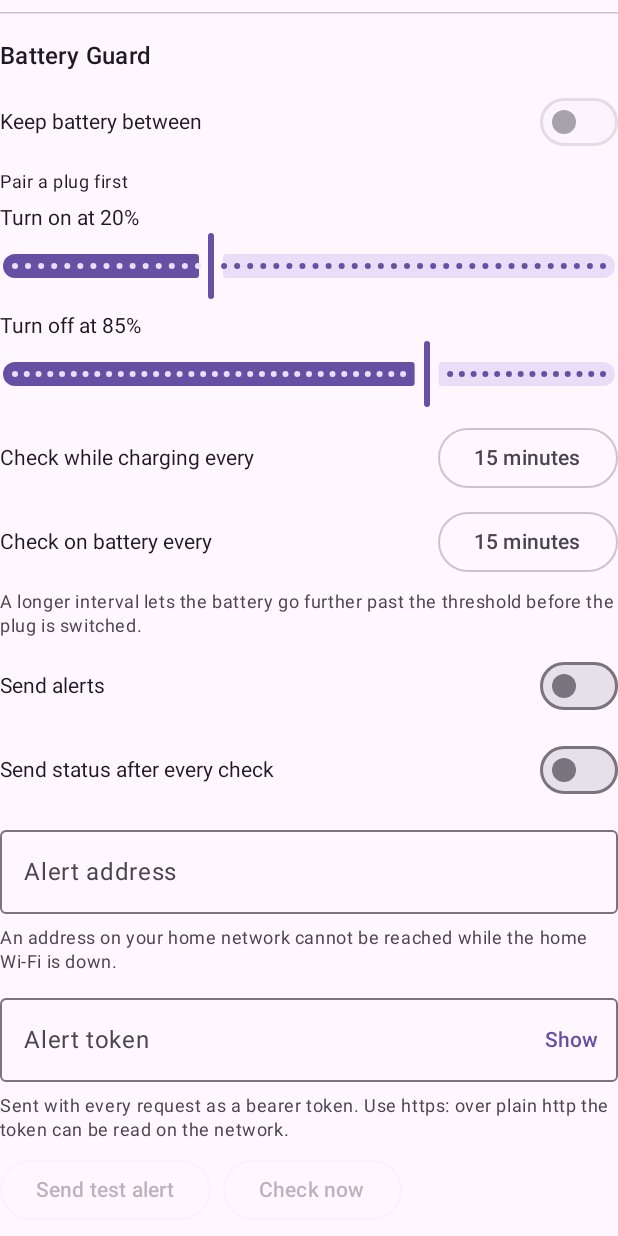
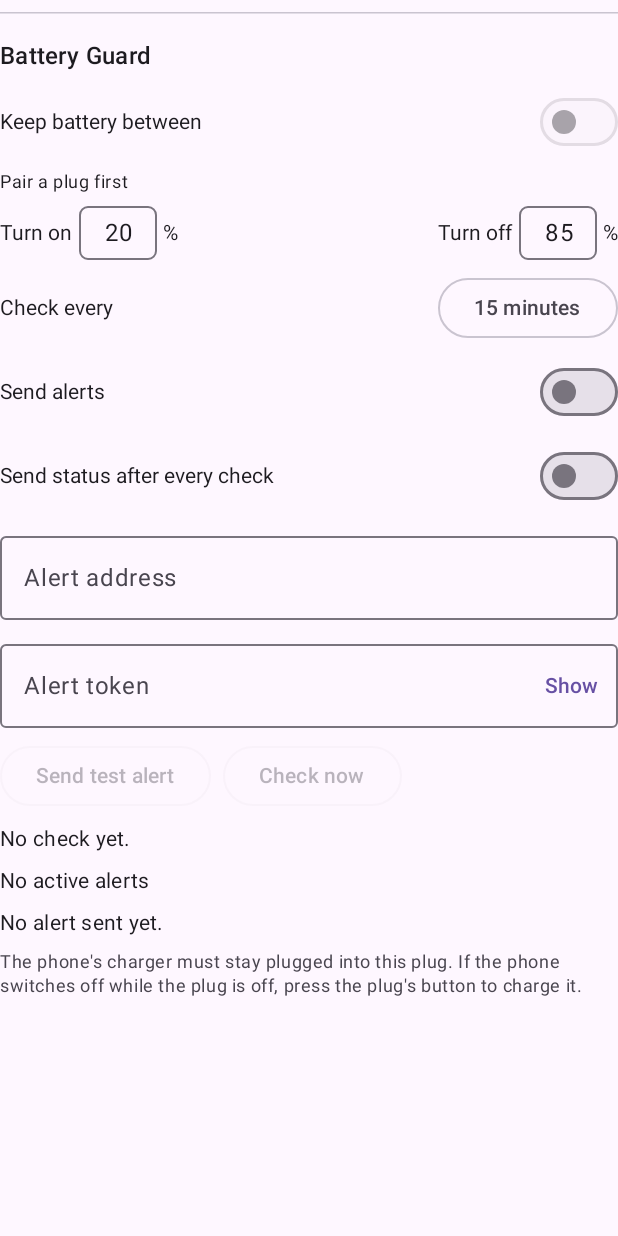
Before and after one commit to AAAngusL/matter_plug, an Android app built with Jetpack Compose: the composable GuardSection shown on its own in the app's theme, on a phone screen of 412 x 824 dp. Run offline under Robolectric (Android 15) with nearby library versions, the phone set to English and light mode, and no system bars; 1 statement that could not run was skipped.

Commit message:
Battery Guard layout, single check interval, launcher icon
- Plug screen: status word beside the switch
- Battery Guard: percent boxes for Turn on / Turn off (defaults 20 / 85)
- One Check every interval replaces the charging and battery intervals
- Remove three helper notes from the Guard section
- Add plug launcher icon (adaptive, with monochrome layer)
- Ignore .smyw/

Co-Authored-By: Claude Sonnet 5.5 <noreply@anthropic.com>

```diff
--- a/app/app/src/main/AndroidManifest.xml
+++ b/app/app/src/main/AndroidManifest.xml
@@ -35,6 +35,8 @@
         android:allowBackup="false"
         android:dataExtractionRules="@xml/no_backup"
         android:fullBackupContent="false"
+        android:icon="@mipmap/ic_launcher"
+        android:roundIcon="@mipmap/ic_launcher_round"
         android:label="@string/app_name"
         android:networkSecurityConfig="@xml/network_security_config"
         android:supportsRtl="true"
--- a/app/app/src/main/java/app/matterplug/guard/GuardRunner.kt
+++ b/app/app/src/main/java/app/matterplug/guard/GuardRunner.kt
@@ -76,7 +76,7 @@ object GuardRunner {
                 null
             }
             val plugged = reading?.pluggedIn
-            val intervalMin = settings.intervalFor(plugged == true)          // unknown state: on-battery interval
+            val intervalMin = settings.intervalMin
 
             // B4: the next alarm first, so nothing below can end the chain.
             nextAt = try {
@@ -226,7 +226,7 @@ object GuardRunner {
         // B12: the status report is built here and sent once by deliver (never queued). It needs statusEnabled, not alertsEnabled.
         val status: AlertEvent? = if (settings.statusEnabled) {
             AlertEvent(AlertKind.Status, AlertPhase.Status, level, plugged, null, System.currentTimeMillis(),
-                nextCheckInMin = settings.intervalFor(plugged))
+                nextCheckInMin = settings.intervalMin)
         } else null
         HttpAlerter.deliver(ctx, store, result.events, status, budgetMs)         // 5.6: never throws, stays inside budgetMs
     }
@@ -268,7 +268,7 @@ object GuardRunner {
     ) {
         // The final reading of the run when there is one (taken after the power wait), else read again.
         val after: BatteryReading? = finalReading ?: safeRead(ctx) ?: before
-        val intervalMin = settings.intervalFor(after?.pluggedIn == true)
+        val intervalMin = settings.intervalMin
         val nextAt: Long? = try {
             CheckScheduler.scheduleIn(ctx, intervalMin * 60_000L)
         } catch (e: Exception) {
--- a/app/app/src/main/java/app/matterplug/guard/GuardStore.kt
+++ b/app/app/src/main/java/app/matterplug/guard/GuardStore.kt
@@ -140,8 +140,7 @@ class GuardStore(context: Context) {
             enabled = p[ENABLED] ?: d.enabled,
             low = p[LOW] ?: d.low,
             high = p[HIGH] ?: d.high,
-            chargingIntervalMin = p[CHARGING_INTERVAL] ?: d.chargingIntervalMin,
-            batteryIntervalMin = p[BATTERY_INTERVAL] ?: d.batteryIntervalMin,
+            intervalMin = p[CHECK_INTERVAL] ?: d.intervalMin,      // the two old per-state intervals are not carried over
             alertsEnabled = p[ALERTS_ENABLED] ?: d.alertsEnabled,
             statusEnabled = p[STATUS_ENABLED] ?: d.statusEnabled,
             alertAddress = p[ALERT_ADDRESS] ?: d.alertAddress,
@@ -153,8 +152,7 @@ class GuardStore(context: Context) {
         p[ENABLED] = s.enabled
         p[LOW] = s.low
         p[HIGH] = s.high
-        p[CHARGING_INTERVAL] = s.chargingIntervalMin
-        p[BATTERY_INTERVAL] = s.batteryIntervalMin
+        p[CHECK_INTERVAL] = s.intervalMin
         p[ALERTS_ENABLED] = s.alertsEnabled
         p[STATUS_ENABLED] = s.statusEnabled
         p[ALERT_ADDRESS] = s.alertAddress
@@ -169,8 +167,7 @@ class GuardStore(context: Context) {
         val ENABLED = booleanPreferencesKey("enabled")
         val LOW = intPreferencesKey("low")
         val HIGH = intPreferencesKey("high")
-        val CHARGING_INTERVAL = intPreferencesKey("charging_interval")
-        val BATTERY_INTERVAL = intPreferencesKey("battery_interval")
+        val CHECK_INTERVAL = intPreferencesKey("check_interval")
         val ALERTS_ENABLED = booleanPreferencesKey("alerts_enabled")
         val STATUS_ENABLED = booleanPreferencesKey("status_enabled")
         val ALERT_ADDRESS = stringPreferencesKey("alert_address")
--- a/app/app/src/main/java/app/matterplug/guard/logic/GuardSettings.kt
+++ b/app/app/src/main/java/app/matterplug/guard/logic/GuardSettings.kt
@@ -4,15 +4,12 @@ data class GuardSettings(
     val enabled: Boolean = false,
     val low: Int = 20,
     val high: Int = 85,
-    val chargingIntervalMin: Int = 15,
-    val batteryIntervalMin: Int = 15,
+    val intervalMin: Int = 15,                 // one interval for every check, plugged in or not
     val alertsEnabled: Boolean = false,
     val statusEnabled: Boolean = false,        // status report after every check
     val alertAddress: String = "",
     val alertToken: String = "",               // optional; sent as Authorization: Bearer <token> (B13). Never log it.
 ) {
-    fun intervalFor(pluggedIn: Boolean): Int = if (pluggedIn) chargingIntervalMin else batteryIntervalMin
-
     companion object {
         val INTERVALS = listOf(5, 10, 15, 30, 60)
         const val MIN_GAP = 10
--- a/app/app/src/main/java/app/matterplug/guard/logic/SettingsCoercion.kt
+++ b/app/app/src/main/java/app/matterplug/guard/logic/SettingsCoercion.kt
@@ -12,7 +12,6 @@ fun GuardSettings.coerced(): GuardSettings {
     return copy(
         low = l,
         high = h,
-        chargingIntervalMin = if (chargingIntervalMin in GuardSettings.INTERVALS) chargingIntervalMin else d.chargingIntervalMin,
-        batteryIntervalMin = if (batteryIntervalMin in GuardSettings.INTERVALS) batteryIntervalMin else d.batteryIntervalMin,
+        intervalMin = if (intervalMin in GuardSettings.INTERVALS) intervalMin else d.intervalMin,
     )
 }
--- a/app/app/src/main/java/app/matterplug/guard/ui/GuardSection.kt
+++ b/app/app/src/main/java/app/matterplug/guard/ui/GuardSection.kt
@@ -11,6 +11,17 @@ import androidx.compose.foundation.layout.Box
 import androidx.compose.foundation.layout.Column
 import androidx.compose.foundation.layout.Row
 import androidx.compose.foundation.layout.fillMaxWidth
+import androidx.compose.foundation.layout.fillMaxSize
+import androidx.compose.foundation.layout.height
+import androidx.compose.foundation.layout.width
+import androidx.compose.foundation.border
+import androidx.compose.foundation.shape.RoundedCornerShape
+import androidx.compose.foundation.text.BasicTextField
+import androidx.compose.ui.graphics.SolidColor
+import androidx.compose.ui.text.style.TextAlign
+import androidx.compose.foundation.text.KeyboardActions
+import androidx.compose.ui.focus.onFocusChanged
+import androidx.compose.ui.text.input.ImeAction
 import androidx.compose.foundation.layout.padding
 import androidx.compose.foundation.text.KeyboardOptions
 import androidx.compose.material3.AlertDialog
@@ -20,14 +31,12 @@ import androidx.compose.material3.HorizontalDivider
 import androidx.compose.material3.MaterialTheme
 import androidx.compose.material3.OutlinedButton
 import androidx.compose.material3.OutlinedTextField
-import androidx.compose.material3.Slider
 import androidx.compose.material3.Switch
 import androidx.compose.material3.Text
 import androidx.compose.material3.TextButton
 import androidx.compose.runtime.Composable
 import androidx.compose.runtime.LaunchedEffect
 import androidx.compose.runtime.getValue
-import androidx.compose.runtime.mutableFloatStateOf
 import androidx.compose.runtime.mutableIntStateOf
 import androidx.compose.runtime.mutableStateOf
 import androidx.compose.runtime.remember
@@ -134,22 +143,14 @@ fun GuardSection(modifier: Modifier = Modifier, viewModel: GuardViewModel = view
         }
 
         // The ranges depend on the other value, so a pair that breaks the 10-point gap cannot be produced.
-        IntSlider(
-            label = stringResource(R.string.guard_turn_on_at, s.low),
-            value = s.low,
-            range = GuardSettings.lowRange(s.high),
-            onFinished = viewModel::setLow,
-        )
-        IntSlider(
-            label = stringResource(R.string.guard_turn_off_at, s.high),
-            value = s.high,
-            range = GuardSettings.highRange(s.low),
-            onFinished = viewModel::setHigh,
-        )
+        // Turn on at the far left, Turn off at the far right. The ranges depend on the other value, so a pair that
+        // breaks the 10-point gap cannot be saved.
+        Row(Modifier.fillMaxWidth(), horizontalArrangement = Arrangement.SpaceBetween, verticalAlignment = Alignment.Top) {
+            PercentField(stringResource(R.string.guard_turn_on_at), s.low, GuardSettings.lowRange(s.high), viewModel::setLow)
+            PercentField(stringResource(R.string.guard_turn_off_at), s.high, GuardSettings.highRange(s.low), viewModel::setHigh)
+        }
 
-        IntervalPicker(stringResource(R.string.guard_charging_interval), s.chargingIntervalMin, viewModel::setChargingInterval)
-        IntervalPicker(stringResource(R.string.guard_battery_interval), s.batteryIntervalMin, viewModel::setBatteryInterval)
-        Note(stringResource(R.string.guard_interval_note))
+        IntervalPicker(stringResource(R.string.guard_check_every), s.intervalMin, viewModel::setInterval)
 
         SwitchRow(stringResource(R.string.guard_send_alerts), s.alertsEnabled, true, viewModel::setAlertsEnabled)
         SwitchRow(stringResource(R.string.guard_send_status), s.statusEnabled, true, viewModel::setStatusEnabled)
@@ -165,7 +166,6 @@ fun GuardSection(modifier: Modifier = Modifier, viewModel: GuardViewModel = view
                 { Text(stringResource(R.string.guard_address_error)) }
             } else null,
         )
-        Note(stringResource(R.string.guard_address_note))
 
         var tokenShown by remember { mutableStateOf(false) }      // hidden by default; not kept across a restart
         OutlinedTextField(
@@ -182,7 +182,6 @@ fun GuardSection(modifier: Modifier = Modifier, viewModel: GuardViewModel = view
                 }
             },
         )
-        Note(stringResource(R.string.guard_token_note))
         if (tokenOverPlainHttp(tokenText, address)) {
             Text(
                 stringResource(R.string.guard_token_http_warning),
@@ -258,19 +257,47 @@ private fun SwitchRow(label: String, checked: Boolean, enabled: Boolean, onChang
     }
 }
 
-/** Writes only when the finger is lifted; the position follows the finger meanwhile. */
+/**
+ * "<label> [ 20 ]%". Digits only. The value is saved when the user presses Done or leaves the field, and only when it is
+ * inside [range]; otherwise the box turns red with the allowed range and nothing is saved.
+ */
 @Composable
-private fun IntSlider(label: String, value: Int, range: IntRange, onFinished: (Int) -> Unit) {
-    var position by remember(value) { mutableFloatStateOf(value.toFloat()) }
+private fun PercentField(label: String, value: Int, range: IntRange, onCommit: (Int) -> Unit) {
+    var text by remember(value) { mutableStateOf(value.toString()) }
+    val typed = text.toIntOrNull()
+    val valid = typed != null && typed in range
+    val commit = { if (valid) onCommit(typed!!) }
     Column {
-        Text(label)
-        Slider(
-            value = position,
-            onValueChange = { position = it },
-            onValueChangeFinished = { onFinished(position.roundToInt().coerceIn(range)) },
-            valueRange = range.first.toFloat()..range.last.toFloat(),
-            steps = (range.last - range.first - 1).coerceAtLeast(0),
-        )
+        Row(verticalAlignment = Alignment.CenterVertically, horizontalArrangement = Arrangement.spacedBy(4.dp)) {
+            Text(label)
+            val borderColor = if (valid) MaterialTheme.colorScheme.outline else MaterialTheme.colorScheme.error
+            BasicTextField(
+                value = text,
+                onValueChange = { new -> if (new.length <= 3 && new.all { it.isDigit() }) text = new },
+                modifier = Modifier
+                    .width(52.dp)
+                    .height(36.dp)
+                    .border(1.dp, borderColor, RoundedCornerShape(6.dp))
+                    .onFocusChanged { if (!it.isFocused) commit() },
+                singleLine = true,
+                textStyle = MaterialTheme.typography.bodyLarge.copy(
+                    color = MaterialTheme.colorScheme.onSurface,
+                    textAlign = TextAlign.Center,
+                ),
+                cursorBrush = SolidColor(MaterialTheme.colorScheme.primary),
+                keyboardOptions = KeyboardOptions(keyboardType = KeyboardType.Number, imeAction = ImeAction.Done),
+                keyboardActions = KeyboardActions(onDone = { commit() }),
+                decorationBox = { inner -> Box(Modifier.fillMaxSize(), contentAlignment = Alignment.Center) { inner() } },
+            )
+            Text("%")
+        }
+        if (!valid) {
+            Text(
+                stringResource(R.string.guard_percent_error, range.first, range.last),
+                style = MaterialTheme.typography.bodySmall,
+                color = MaterialTheme.colorScheme.error,
+            )
+        }
     }
 }
 
--- a/app/app/src/main/java/app/matterplug/guard/ui/GuardViewModel.kt
+++ b/app/app/src/main/java/app/matterplug/guard/ui/GuardViewModel.kt
@@ -245,8 +245,7 @@ class GuardViewModel(application: Application) : AndroidViewModel(application) {
 
     fun setLow(value: Int) { updateAndRearm { it.copy(low = value) } }
     fun setHigh(value: Int) { updateAndRearm { it.copy(high = value) } }
-    fun setChargingInterval(min: Int) { updateAndRearm { it.copy(chargingIntervalMin = min) } }
-    fun setBatteryInterval(min: Int) { updateAndRearm { it.copy(batteryIntervalMin = min) } }
+    fun setInterval(min: Int) { updateAndRearm { it.copy(intervalMin = min) } }
 
     /** Writes the setting; when Battery Guard is on, moves the next check to one second from now. */
     private fun updateAndRearm(transform: (GuardSettings) -> GuardSettings) {
--- /dev/null
+++ b/app/app/src/main/res/mipmap-anydpi-v26/ic_launcher.xml
@@ -0,0 +1,6 @@
+<?xml version="1.0" encoding="utf-8"?>
+<adaptive-icon xmlns:android="http://schemas.android.com/apk/res/android">
+    <background android:drawable="@color/ic_launcher_background" />
+    <foreground android:drawable="@drawable/ic_launcher_foreground" />
+    <monochrome android:drawable="@drawable/ic_launcher_foreground" />
+</adaptive-icon>
--- /dev/null
+++ b/app/app/src/main/res/mipmap-anydpi-v26/ic_launcher_round.xml
@@ -0,0 +1,6 @@
+<?xml version="1.0" encoding="utf-8"?>
+<adaptive-icon xmlns:android="http://schemas.android.com/apk/res/android">
+    <background android:drawable="@color/ic_launcher_background" />
+    <foreground android:drawable="@drawable/ic_launcher_foreground" />
+    <monochrome android:drawable="@drawable/ic_launcher_foreground" />
+</adaptive-icon>
--- /dev/null
+++ b/app/app/src/main/res/values/ic_launcher_background.xml
@@ -0,0 +1,4 @@
+<?xml version="1.0" encoding="utf-8"?>
+<resources>
+    <color name="ic_launcher_background">#0F8B8D</color>
+</resources>
--- a/app/app/src/main/res/values/strings.xml
+++ b/app/app/src/main/res/values/strings.xml
@@ -73,20 +73,17 @@
     <string name="guard_title">Battery Guard</string>
     <string name="guard_switch">Keep battery between</string>
     <string name="guard_pair_first">Pair a plug first</string>
-    <string name="guard_turn_on_at">Turn on at %1$d%%</string>
-    <string name="guard_turn_off_at">Turn off at %1$d%%</string>
-    <string name="guard_charging_interval">Check while charging every</string>
-    <string name="guard_battery_interval">Check on battery every</string>
+    <string name="guard_turn_on_at">Turn on</string>
+    <string name="guard_turn_off_at">Turn off</string>
+    <string name="guard_check_every">Check every</string>
+    <string name="guard_percent_error">Enter %1$d to %2$d.</string>
     <string name="guard_minutes">%1$d minutes</string>
-    <string name="guard_interval_note">A longer interval lets the battery go further past the threshold before the plug is switched.</string>
     <string name="guard_send_alerts">Send alerts</string>
     <string name="guard_send_status">Send status after every check</string>
     <string name="guard_alert_address">Alert address</string>
     <string name="guard_alert_address_hint">http://192.168.1.20:8080/battery</string>
     <string name="guard_address_error">Enter an address that starts with http:// or https://.</string>
-    <string name="guard_address_note">An address on your home network cannot be reached while the home Wi-Fi is down.</string>
     <string name="guard_alert_token">Alert token</string>
-    <string name="guard_token_note">Sent with every request as a bearer token. Use https: over plain http the token can be read on the network.</string>
     <string name="guard_token_http_warning">The token is sent over plain http.</string>
     <string name="guard_token_show">Show</string>
     <string name="guard_token_hide">Hide</string>
```
Also changed, not shown: app/app/src/main/java/app/matterplug/plug/PlugScreen.kt (+22 -13 lines), app/app/src/main/res/drawable/ic_launcher_foreground.xml (added, +14 -0 lines), 3 other files.
